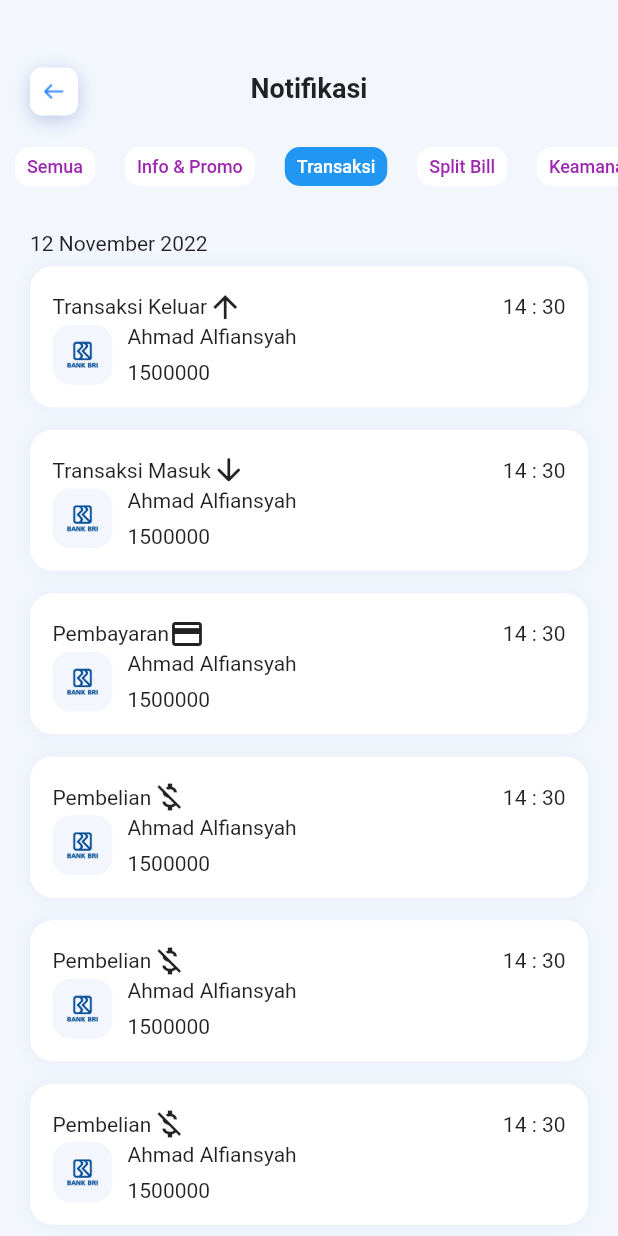
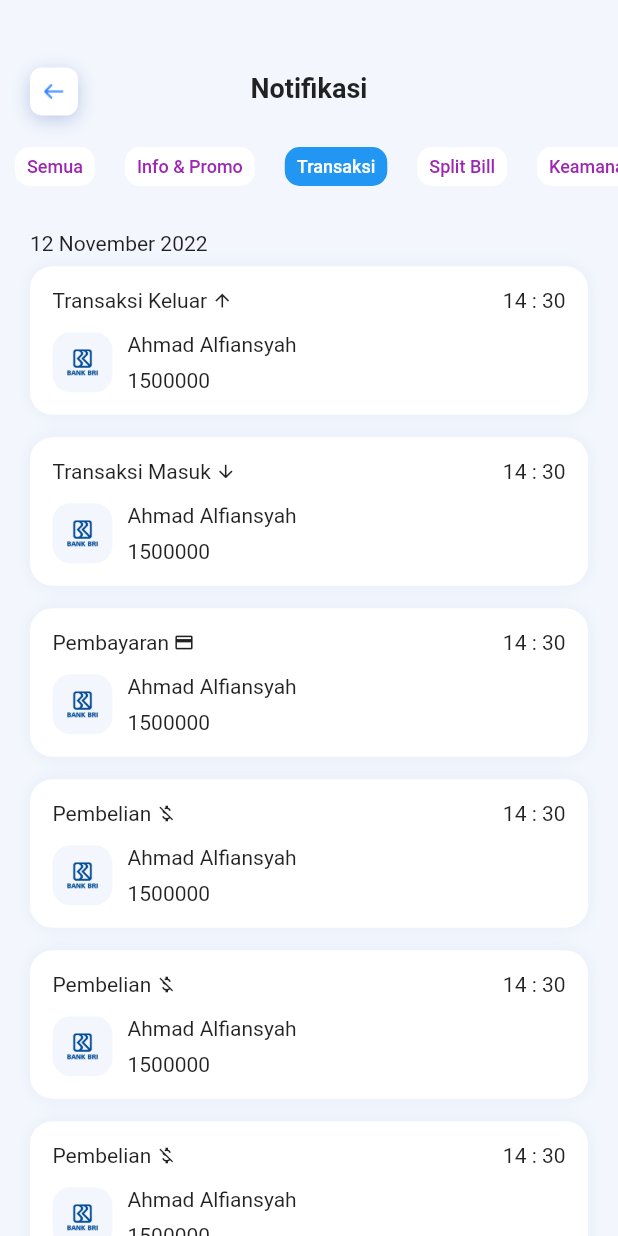
Before and after one commit to fadhilbima/sephora, a Flutter app: the NotificationPage screen opened directly, on a phone screen of 412 x 824 dp. Run offline on Flutter 3.47's test engine with Material 2 defaults, Android fonts, the light colour scheme and no system bars; our stand-ins replace animated_bottom_navigation_bar, dotted_border, expandable.

Commit message:
sephora_notification

```diff
--- a/lib/notification/notification_screen/notification_page.dart
+++ b/lib/notification/notification_screen/notification_page.dart
@@ -1,8 +1,7 @@
 import 'package:flutter/material.dart';
-import 'package:sephora_project/notification/widget/notification_back_button.dart';
 import 'package:sephora_project/notification/widget/page_first/notification_body.dart';
 import 'package:sephora_project/notification/widget/page_first/notification_tag.dart';
-import 'package:sephora_project/notification/widget/page_first/notification_title.dart';
+import 'package:sephora_project/notification/widget/page_first/notification_appbar.dart';
 
 class NotificationPage extends StatefulWidget {
   const NotificationPage({Key? key}) : super(key: key);
--- /dev/null
+++ b/lib/notification/widget/notif_title.dart
@@ -0,0 +1,10 @@
+import 'package:flutter/material.dart';
+
+class NotifTitle extends StatelessWidget {
+  const NotifTitle({Key? key}) : super(key: key);
+
+  @override
+  Widget build(BuildContext context) {
+    return Text('Notifikasi', style: TextStyle(fontSize: 18, fontWeight: FontWeight.w600));
+  }
+}
--- a/lib/notification/widget/page_first/notification_title.dart
+++ b/lib/notification/widget/page_first/notification_appbar.dart
@@ -1,15 +1,7 @@
 import 'package:flutter/material.dart';
 import 'package:sephora_project/notification/widget/notification_back_button.dart';
 
-class NotificationTitle extends StatelessWidget {
-  const NotificationTitle({Key? key}) : super(key: key);
-
-  @override
-  Widget build(BuildContext context) {
-    return Text('Notifikasi', style: TextStyle(fontSize: 18, fontWeight: FontWeight.w600)
-    );
-  }
-}
+import '../notif_title.dart';
 
 class TitleDisplay extends StatelessWidget {
   const TitleDisplay({Key? key}) : super(key: key);
@@ -29,7 +21,7 @@ class TitleDisplay extends StatelessWidget {
             alignment: Alignment.topCenter,
             child: Padding(
               padding: EdgeInsets.only(top: 48),
-              child: NotificationTitle(),
+              child: NotifTitle(),
             ),
           )
         ],
--- a/lib/notification/widget/page_first/notification_body.dart
+++ b/lib/notification/widget/page_first/notification_body.dart
@@ -13,7 +13,6 @@ class NotificationTransactionDisplay extends StatelessWidget {
         child: Container(
           margin: EdgeInsets.symmetric(horizontal: 20),
           child: Column(
-            mainAxisAlignment: MainAxisAlignment.spaceAround,
             crossAxisAlignment: CrossAxisAlignment.start,
             children: [
               Text('12 November 2022'),
@@ -53,22 +52,21 @@ class NotificationBody extends StatelessWidget {
         late Icon icon;
         if(transactionType==TransactionType.keluar){
           labelText='Transaksi Keluar';
-          icon=Icon(Icons.arrow_upward);
+          icon=Icon(Icons.arrow_upward, size: 14,);
         } else if(transactionType==TransactionType.masuk) {
           labelText='Transaksi Masuk';
-          icon= Icon(Icons.arrow_downward_rounded);
+          icon= Icon(Icons.arrow_downward_rounded, size: 14,);
         } else if (transactionType==TransactionType.pembayaran) {
           labelText='Pembayaran';
-          icon=Icon(Icons.payment);
+          icon=Icon(Icons.payment, size: 14,);
         } else if (transactionType==TransactionType.pembelian){
           labelText='Pembelian';
-          icon=Icon(Icons.money_off);
-        } return Container(
-          margin: EdgeInsets.symmetric(vertical: 7.5),
-          child: Column(
+          icon=Icon(Icons.money_off, size: 14,);
+        } return Column(
           children: [
             Container(
                 padding: EdgeInsets.only(left: 15, top: 15, bottom: 15, right: 15),
+                margin: EdgeInsets.symmetric(vertical: 7.5),
                 decoration: BoxDecoration(
                     color: Colors.white,
                     borderRadius: BorderRadius.circular(15),
@@ -88,7 +86,8 @@ class NotificationBody extends StatelessWidget {
                             child: Row(
                               children: [
                                 Text(labelText),
-                                  icon
+                                SizedBox(width: 2),
+                                SizedBox(height: 16, width: 16, child: icon,),
                               ],
                             ),
                           ),
@@ -96,6 +95,7 @@ class NotificationBody extends StatelessWidget {
                         Text('14 : 30')
                       ],
                     ),
+                    SizedBox(height: 13),
                     Row(
                       children: [
                         Container(
@@ -131,7 +131,6 @@ class NotificationBody extends StatelessWidget {
                 )
             )
           ],
-          ),
         );
       },
     );
--- a/lib/notification/widget/page_first/notification_tag.dart
+++ b/lib/notification/widget/page_first/notification_tag.dart
@@ -1,4 +1,5 @@
 import 'package:flutter/material.dart';
+import 'package:sephora_project/notification/widget/page_first/body_split_bill.dart';
 
 class TagDisplay extends StatelessWidget {
   const TagDisplay({Key? key}) : super(key: key);
@@ -14,22 +15,31 @@ class TagDisplay extends StatelessWidget {
               NotifTag(
                 text: 'Semua',
                 active: Active.putih,
+                onPress: (){},
               ),
               NotifTag(
                 text: 'Info & Promo',
                 active: Active.putih,
+                onPress: (){},
               ),
               NotifTag(
                 text: 'Transaksi',
                 active: Active.biru,
+                onPress: (){},
               ),
               NotifTag(
                 text: 'Split Bill',
                 active: Active.putih,
+                onPress: (){
+                  Navigator.push(context, MaterialPageRoute(builder: (context){
+                    return SplitBill();
+                  }));
+                },
               ),
               NotifTag(
                 text: 'Keamanan',
                 active: Active.putih,
+                onPress: (){},
               ),
             ],
           )
@@ -45,9 +55,10 @@ enum Active {
 }
 
 class NotifTag extends StatelessWidget {
-  NotifTag({Key? key, required this.text, required this.active}) : super(key: key);
+  NotifTag({Key? key, required this.text, required this.active, required this.onPress}) : super(key: key);
   late String text;
   late Active active;
+  late VoidCallback onPress;
 
   @override
   Widget build(BuildContext context) {
@@ -60,7 +71,9 @@ class NotifTag extends StatelessWidget {
       } else {
         navColor=Colors.white;
         textColor=Colors.purple;
-      } return Container(
+      } return InkWell(
+        onTap: onPress,
+        child: Container(
           padding: EdgeInsets.symmetric(horizontal: 8),
           margin: EdgeInsets.symmetric(horizontal: 10),
           height: 26,
@@ -71,6 +84,7 @@ class NotifTag extends StatelessWidget {
           child: Center(
             child: Text(text, style: TextStyle(fontSize: 12, fontWeight: FontWeight.w500, color: textColor)),
           ),
+        ),
       );
     });
   }
```
Also changed, not shown: lib/notification/widget/page_first/body_split_bill.dart (added, +256 -0 lines). Lines whose indentation alone changed are shown as unchanged.
